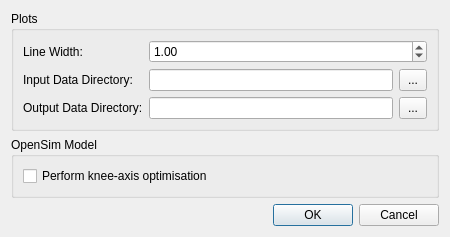
Old version of the form src/c3d_parser/view/qt/options_dialog.ui in the repository tsalemink/C3D-parser.
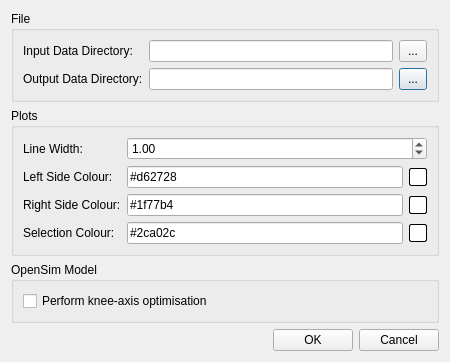
New version of the form.

Commit message: Add user option for plot colours

The edit to the form file:
```diff
--- a/src/c3d_parser/view/qt/options_dialog.ui
+++ b/src/c3d_parser/view/qt/options_dialog.ui
@@ -7,13 +7,82 @@
     <x>0</x>
     <y>0</y>
     <width>450</width>
-    <height>234</height>
+    <height>354</height>
    </rect>
   </property>
   <property name="windowTitle">
    <string>Options</string>
   </property>
   <layout class="QVBoxLayout" name="verticalLayout">
+   <item>
+    <widget class="QGroupBox" name="groupBox_3">
+     <property name="title">
+      <string>File</string>
+     </property>
+     <layout class="QFormLayout" name="formLayout_3">
+      <item row="0" column="0">
+       <widget class="QLabel" name="labelInputDirectory">
+        <property name="text">
+         <string>Input Data Directory:</string>
+        </property>
+       </widget>
+      </item>
+      <item row="1" column="0">
+       <widget class="QLabel" name="labelOutputDirectory">
+        <property name="text">
+         <string>Output Data Directory:</string>
+        </property>
+       </widget>
+      </item>
+      <item row="1" column="1">
+       <layout class="QHBoxLayout" name="horizontalLayout">
+        <item>
+         <widget class="QLineEdit" name="lineEditRootOutput"/>
+        </item>
+        <item>
+         <widget class="QPushButton" name="pushButtonRootOutputChooser">
+          <property name="sizePolicy">
+           <sizepolicy hsizetype="Fixed" vsizetype="Fixed">
+            <horstretch>0</horstretch>
+            <verstretch>0</verstretch>
+           </sizepolicy>
+          </property>
+          <property name="styleSheet">
+           <string notr="true">padding: 3px 8px;</string>
+          </property>
+          <property name="text">
+           <string>...</string>
+          </property>
+         </widget>
+        </item>
+       </layout>
+      </item>
+      <item row="0" column="1">
+       <layout class="QHBoxLayout" name="horizontalLayout_2">
+        <item>
+         <widget class="QLineEdit" name="lineEditRootInput"/>
+        </item>
+        <item>
+         <widget class="QPushButton" name="pushButtonRootInputChooser">
+          <property name="sizePolicy">
+           <sizepolicy hsizetype="Fixed" vsizetype="Fixed">
+            <horstretch>0</horstretch>
+            <verstretch>0</verstretch>
+           </sizepolicy>
+          </property>
+          <property name="styleSheet">
+           <string notr="true">padding: 3px 8px;</string>
+          </property>
+          <property name="text">
+           <string>...</string>
+          </property>
+         </widget>
+        </item>
+       </layout>
+      </item>
+     </layout>
+    </widget>
+   </item>
    <item>
     <widget class="QGroupBox" name="groupBox">
      <property name="title">
@@ -34,61 +103,136 @@
         </property>
        </widget>
       </item>
-      <item row="1" column="0">
-       <widget class="QLabel" name="labelInputDirectory">
-        <property name="text">
-         <string>Input Data Directory:</string>
-        </property>
-       </widget>
-      </item>
-      <item row="1" column="1">
-       <layout class="QHBoxLayout" name="horizontalLayout_2">
-        <item>
-         <widget class="QLineEdit" name="lineEditRootInput"/>
-        </item>
-        <item>
-         <widget class="QPushButton" name="pushButtonRootInputChooser">
-          <property name="sizePolicy">
-           <sizepolicy hsizetype="Fixed" vsizetype="Fixed">
-            <horstretch>0</horstretch>
-            <verstretch>0</verstretch>
-           </sizepolicy>
-          </property>
-          <property name="styleSheet">
-           <string notr="true">padding: 3px 8px;</string>
-          </property>
-          <property name="text">
-           <string>...</string>
-          </property>
-         </widget>
-        </item>
-       </layout>
-      </item>
       <item row="2" column="0">
-       <widget class="QLabel" name="labelOutputDirectory">
+       <widget class="QLabel" name="label">
         <property name="text">
-         <string>Output Data Directory:</string>
+         <string>Left Side Colour:</string>
+        </property>
+       </widget>
+      </item>
+      <item row="4" column="0">
+       <widget class="QLabel" name="label_2">
+        <property name="text">
+         <string>Right Side Colour:</string>
+        </property>
+       </widget>
+      </item>
+      <item row="6" column="0">
+       <widget class="QLabel" name="label_3">
+        <property name="text">
+         <string>Selection Colour:</string>
         </property>
        </widget>
       </item>
       <item row="2" column="1">
-       <layout class="QHBoxLayout" name="horizontalLayout">
+       <layout class="QHBoxLayout" name="horizontalLayout_4">
         <item>
-         <widget class="QLineEdit" name="lineEditRootOutput"/>
+         <widget class="QLineEdit" name="lineEditLeftColour">
+          <property name="text">
+           <string>#d62728</string>
+          </property>
+          <property name="maxLength">
+           <number>7</number>
+          </property>
+         </widget>
         </item>
         <item>
-         <widget class="QPushButton" name="pushButtonRootOutputChooser">
+         <widget class="QLabel" name="labelLeftColour">
           <property name="sizePolicy">
            <sizepolicy hsizetype="Fixed" vsizetype="Fixed">
             <horstretch>0</horstretch>
             <verstretch>0</verstretch>
            </sizepolicy>
           </property>
+          <property name="minimumSize">
+           <size>
+            <width>18</width>
+            <height>18</height>
+           </size>
+          </property>
           <property name="styleSheet">
-           <string notr="true">padding: 3px 8px;</string>
+           <string notr="true">border: 1px solid black;
+border-radius: 2px; 
+background-color: #FFFFFF</string>
           </property>
           <property name="text">
-           <string>...</string>
+           <string/>
+          </property>
+         </widget>
+        </item>
+       </layout>
+      </item>
+      <item row="4" column="1">
+       <layout class="QHBoxLayout" name="horizontalLayout_5">
+        <item>
+         <widget class="QLineEdit" name="lineEditRightColour">
+          <property name="text">
+           <string>#1f77b4</string>
+          </property>
+          <property name="maxLength">
+           <number>7</number>
+          </property>
+         </widget>
+        </item>
+        <item>
+         <widget class="QLabel" name="labelRightColour">
+          <property name="sizePolicy">
+           <sizepolicy hsizetype="Fixed" vsizetype="Fixed">
+            <horstretch>0</horstretch>
+            <verstretch>0</verstretch>
+           </sizepolicy>
+          </property>
+          <property name="minimumSize">
+           <size>
+            <width>18</width>
+            <height>18</height>
+           </size>
+          </property>
+          <property name="styleSheet">
+           <string notr="true">border: 1px solid black;
+border-radius: 2px; 
+background-color: #FFFFFF</string>
+          </property>
+          <property name="text">
+           <string/>
+          </property>
+         </widget>
+        </item>
+       </layout>
+      </item>
+      <item row="6" column="1">
+       <layout class="QHBoxLayout" name="horizontalLayout_6">
+        <item>
+         <widget class="QLineEdit" name="lineEditSelectionColour">
+          <property name="text">
+           <string>#2ca02c</string>
+          </property>
+          <property name="maxLength">
+           <number>7</number>
+          </property>
+         </widget>
+        </item>
+        <item>
+         <widget class="QLabel" name="labelSelectionColour">
+          <property name="sizePolicy">
+           <sizepolicy hsizetype="Fixed" vsizetype="Fixed">
+            <horstretch>0</horstretch>
+            <verstretch>0</verstretch>
+           </sizepolicy>
+          </property>
+          <property name="minimumSize">
+           <size>
+            <width>18</width>
+            <height>18</height>
+           </size>
+          </property>
+          <property name="styleSheet">
+           <string notr="true">border: 1px solid black;
+border-radius: 2px; 
+background-color: #FFFFFF</string>
+          </property>
+          <property name="text">
+           <string/>
           </property>
          </widget>
         </item>
@@ -117,14 +261,35 @@
     </widget>
    </item>
    <item>
-    <widget class="QDialogButtonBox" name="buttonBox">
-     <property name="orientation">
-      <enum>Qt::Orientation::Horizontal</enum>
-     </property>
-     <property name="standardButtons">
-      <set>QDialogButtonBox::StandardButton::Cancel|QDialogButtonBox::StandardButton::Ok</set>
-     </property>
-    </widget>
+    <layout class="QHBoxLayout" name="horizontalLayout_3">
+     <item>
+      <spacer name="horizontalSpacer">
+       <property name="orientation">
+        <enum>Qt::Orientation::Horizontal</enum>
+       </property>
+       <property name="sizeHint" stdset="0">
+        <size>
+         <width>40</width>
+         <height>20</height>
+        </size>
+       </property>
+      </spacer>
+     </item>
+     <item>
+      <widget class="QPushButton" name="pushButtonOK">
+       <property name="text">
+        <string>OK</string>
+       </property>
+      </widget>
+     </item>
+     <item>
+      <widget class="QPushButton" name="pushButtonCancel">
+       <property name="text">
+        <string>Cancel</string>
+       </property>
+      </widget>
+     </item>
+    </layout>
    </item>
   </layout>
  </widget>
```
Left out of the diff: 24 changed lines with no effect on the pictures. The commit also changes 2 other files.
